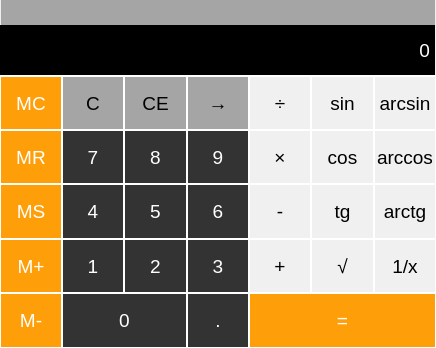
usual-one/Calculator, file mainwindow.ui: the form before one commit.
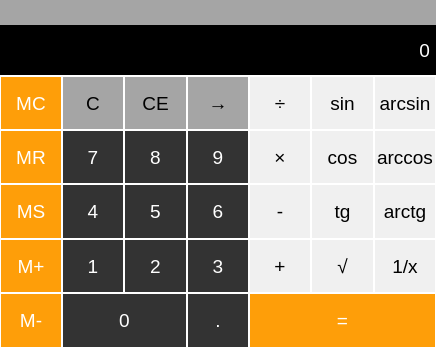
The form after the commit.

Commit message: error 'non-single operator' fixed

Diff of the .ui file:
```diff
--- a/mainwindow.ui
+++ b/mainwindow.ui
@@ -91,7 +91,7 @@
            <string notr="true">QLabel {
 	color: #000;
 	background-color: #A5A5A5;
-	margin-left: 1px;
+	padding-left: 1px;
 }</string>
           </property>
           <property name="text">
@@ -123,7 +123,7 @@
            <string notr="true">QLabel {
 	color: #000;
 	background-color: #A5A5A5;
-	margin-right: 1px;
+	padding-right: 1px;
 }</string>
           </property>
           <property name="text">
@@ -169,7 +169,7 @@
          <string notr="true">QLabel {
 	color: #fff;
 	background-color: #000;
-	margin-right: 1px;
+	padding-right: 1px;
 }</string>
         </property>
         <property name="text">
```
The commit also changes 1 other file.
